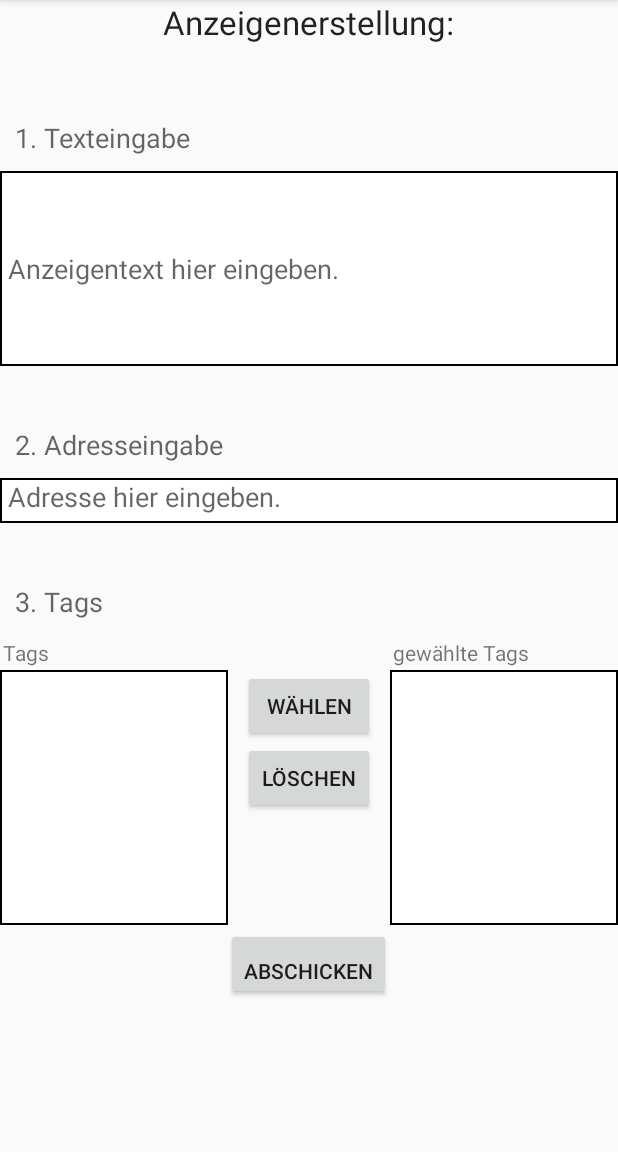
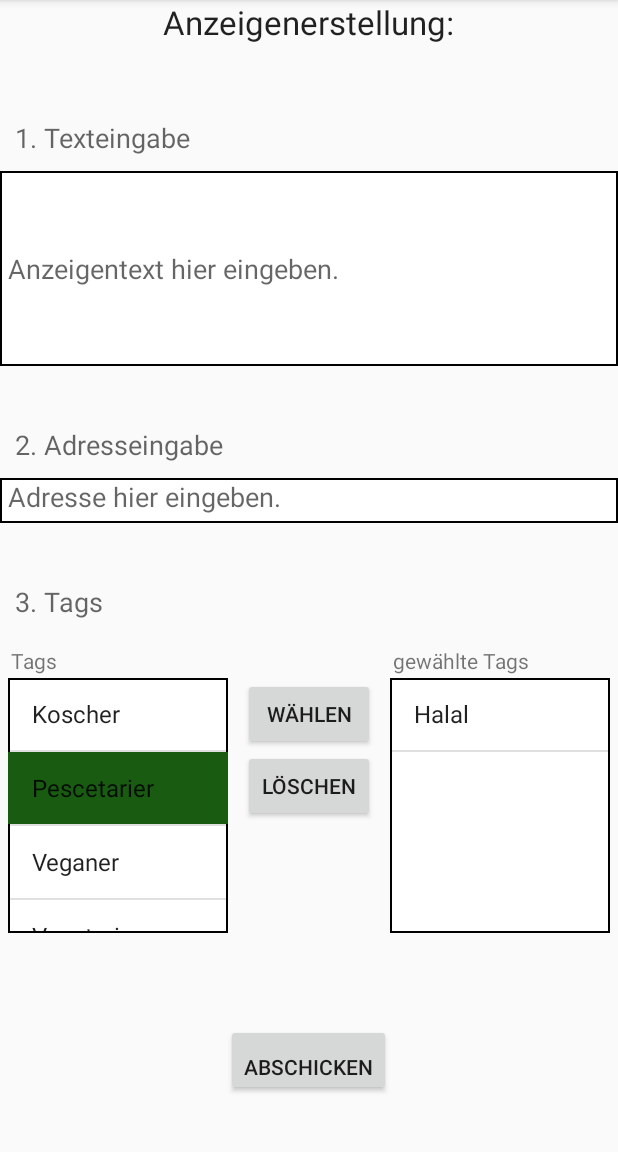
Before and after one commit to Goodf3lla/Application-nosensitivity, an Android app: the fragment SecondFragment placed in its activity, in the options menu, after a tap on "Settings", on a phone screen of 412 x 824 dp, the part 84-1236 px from its top. Run offline under Robolectric (Android 15) with nearby library versions, the phone set to English and light mode, and no system bars; 4 statements that could not run were skipped.

Commit message:
SecondFragment done

```diff
--- a/app/src/main/java/de/smartdev/application_nosensitivity/SecondFragment.java
+++ b/app/src/main/java/de/smartdev/application_nosensitivity/SecondFragment.java
@@ -5,10 +5,17 @@ import android.net.Uri;
 import android.os.Bundle;
 import android.support.v4.app.Fragment;
 import android.view.LayoutInflater;
+import android.view.MotionEvent;
 import android.view.View;
 import android.view.ViewGroup;
+import android.widget.AdapterView;
+import android.widget.ArrayAdapter;
 import android.widget.Button;
 import android.widget.EditText;
+import android.widget.ListView;
+
+import java.util.ArrayList;
+import java.util.Collections;
 
 
 /**
@@ -24,6 +31,10 @@ public class SecondFragment extends Fragment {
     public int mParam1;
     String Anzeigentext;
     String Anzeigenadresse;
+    ArrayList<String> alleTags = new ArrayList();
+    ArrayList<String> gewaehlteTags = new ArrayList();
+    String auswahlRemove = "";              //to avoid NullpointerException
+    String auswahlAdd = "";
     private OnFragmentInteractionListener mListener;
 
 
@@ -52,8 +63,78 @@ public class SecondFragment extends Fragment {
     public View onCreateView(LayoutInflater inflater, ViewGroup container,
                              Bundle savedInstanceState) {
         final View view = inflater.inflate(R.layout.fragment_second, container, false);
-        final Button button = (Button) view.findViewById(R.id.Anzeige_abschicken);
-        button.setOnClickListener(new View.OnClickListener() {
+
+        //TODO:make upgradeable with internet
+        alleTags.add("Vegetarier");
+        alleTags.add("Halal");
+        alleTags.add("Koscher");
+        alleTags.add("Pescetarier");
+        alleTags.add("Veganer");
+        Collections.sort(alleTags);
+        final ArrayAdapter<String> adapterlinks = new ArrayAdapter<String>(getActivity(), android.R.layout.simple_list_item_1, alleTags); //linke Listview aka die zu wählenden Tags
+        final ListView listView_links = (ListView) view.findViewById(R.id.alle_tags_Liste);
+        listView_links.setAdapter(adapterlinks);
+        final ArrayAdapter<String> adapterrechts = new ArrayAdapter<String>(getActivity(), android.R.layout.simple_list_item_1, gewaehlteTags); //rechte Listview aka die gewählten Tags
+        final ListView listView_rechts = (ListView) view.findViewById(R.id.ausgewaehlte_tag_liste);
+        listView_rechts.setAdapter(adapterrechts);
+        listView_links.setOnTouchListener(new View.OnTouchListener() {
+            // Setting on Touch Listener for handling the touch inside ScrollView
+            @Override
+            public boolean onTouch(View v, MotionEvent event) {
+                // Disallow the touch request for parent scroll on touch of child view
+                v.getParent().requestDisallowInterceptTouchEvent(true);
+                return false;
+            }
+        });
+        listView_rechts.setOnTouchListener(new View.OnTouchListener() {
+            @Override
+            public boolean onTouch(View v, MotionEvent event) {
+                v.getParent().requestDisallowInterceptTouchEvent(true);
+                return false;
+            }
+        });
+        final Button button_waehlen = (Button) view.findViewById(R.id.wählen);
+        final Button button_loeschen = (Button) view.findViewById(R.id.löschen);
+        listView_links.setOnItemClickListener(new AdapterView.OnItemClickListener() {
+            @Override
+            public void onItemClick(AdapterView<?> parent, View view, int position, long id) {
+                button_waehlen.setClickable(true);
+                auswahlAdd = (String) listView_links.getItemAtPosition(position);
+                button_waehlen.setOnClickListener(new View.OnClickListener() {
+                    @Override
+                    public void onClick(View v) {
+                        gewaehlteTags.add(auswahlAdd);
+                        alleTags.remove(auswahlAdd);
+                        auswahlAdd = "";
+                        Collections.sort(gewaehlteTags);
+                        button_waehlen.setClickable(false);
+                        adapterlinks.notifyDataSetChanged();
+                        adapterrechts.notifyDataSetChanged();
+                    }
+                });
+            }
+        });
+        listView_rechts.setOnItemClickListener(new AdapterView.OnItemClickListener() {
+            @Override
+            public void onItemClick(AdapterView<?> parent, View view, int position, long id) {
+                button_loeschen.setClickable(true);
+                auswahlRemove = (String) listView_rechts.getItemAtPosition(position);
+                button_loeschen.setOnClickListener(new View.OnClickListener() {
+                    @Override
+                    public void onClick(View v) {
+                        alleTags.add(auswahlRemove);
+                        gewaehlteTags.remove(auswahlRemove);
+                        auswahlRemove = "";
+                        button_loeschen.setClickable(false);
+                        Collections.sort(alleTags);
+                        adapterlinks.notifyDataSetChanged();
+                        adapterrechts.notifyDataSetChanged();
+                    }
+                });
+            }
+        });
+        Button button_abschicken = (Button) view.findViewById(R.id.Anzeige_abschicken);
+        button_abschicken.setOnClickListener(new View.OnClickListener() {
             public void onClick(View v) {
                 //Auslesen des Anzeigentextes
                 EditText mEdit_anzeigentext = (EditText) view.findViewById(R.id.edit_Anzeigentext);
@@ -63,10 +144,14 @@ public class SecondFragment extends Fragment {
                 Anzeigenadresse = mEdit_anzeigenadresse.getText().toString();
                 mEdit_anzeigentext.getText().clear();
                 mEdit_anzeigenadresse.getText().clear();
+                //TODO: an DB & Server übergeben-->übergabeAnServer(gewaehlteTags);
+                alleTags.addAll(gewaehlteTags);
+                Collections.sort(alleTags);
+                gewaehlteTags.clear();
+                adapterrechts.notifyDataSetChanged();
+                adapterlinks.notifyDataSetChanged();
             }
         });
-
-
         return view;
     }
 
--- a/app/src/main/res/layout/fragment_second.xml
+++ b/app/src/main/res/layout/fragment_second.xml
@@ -83,7 +83,8 @@
             android:layout_alignParentLeft="true"
             android:layout_alignParentStart="true"
             android:layout_below="@+id/tag_topic"
-            android:layout_marginBottom="50dp">
+            android:layout_marginBottom="50dp"
+            android:padding="5dp">
 
             <TextView
                 android:id="@+id/tag_available"
@@ -112,6 +113,7 @@
                 android:layout_alignLeft="@+id/löschen"
                 android:layout_alignStart="@+id/löschen"
                 android:layout_below="@+id/gewählte_tags"
+                android:clickable="false"
                 android:text="wählen" />
 
             <Button
@@ -120,6 +122,7 @@
                 android:layout_height="wrap_content"
                 android:layout_below="@+id/wählen"
                 android:layout_centerHorizontal="true"
+                android:clickable="false"
                 android:text="löschen" />
 
             <ListView
@@ -131,7 +134,8 @@
                 android:layout_alignTop="@+id/wählen"
                 android:layout_marginRight="10dp"
                 android:layout_toLeftOf="@+id/wählen"
-                android:background="@drawable/outline_box_black" />
+                android:background="@drawable/outline_box_black"
+                android:listSelector="#195c11" />
 
             <ListView
                 android:id="@+id/ausgewaehlte_tag_liste"
@@ -141,7 +145,8 @@
                 android:layout_marginLeft="10dp"
                 android:layout_toEndOf="@+id/wählen"
                 android:layout_toRightOf="@+id/wählen"
-                android:background="@drawable/outline_box_black" />
+                android:background="@drawable/outline_box_black"
+                android:listSelector="#195c11" />
         </RelativeLayout>
 
         <Button
@@ -149,7 +154,9 @@
             android:layout_width="wrap_content"
             android:layout_height="wrap_content"
             android:layout_alignParentBottom="true"
+            android:layout_below="@+id/tag_sektion"
             android:layout_centerHorizontal="true"
+            android:layout_marginTop="5dp"
             android:gravity="bottom"
             android:text="abschicken" />
 
```
